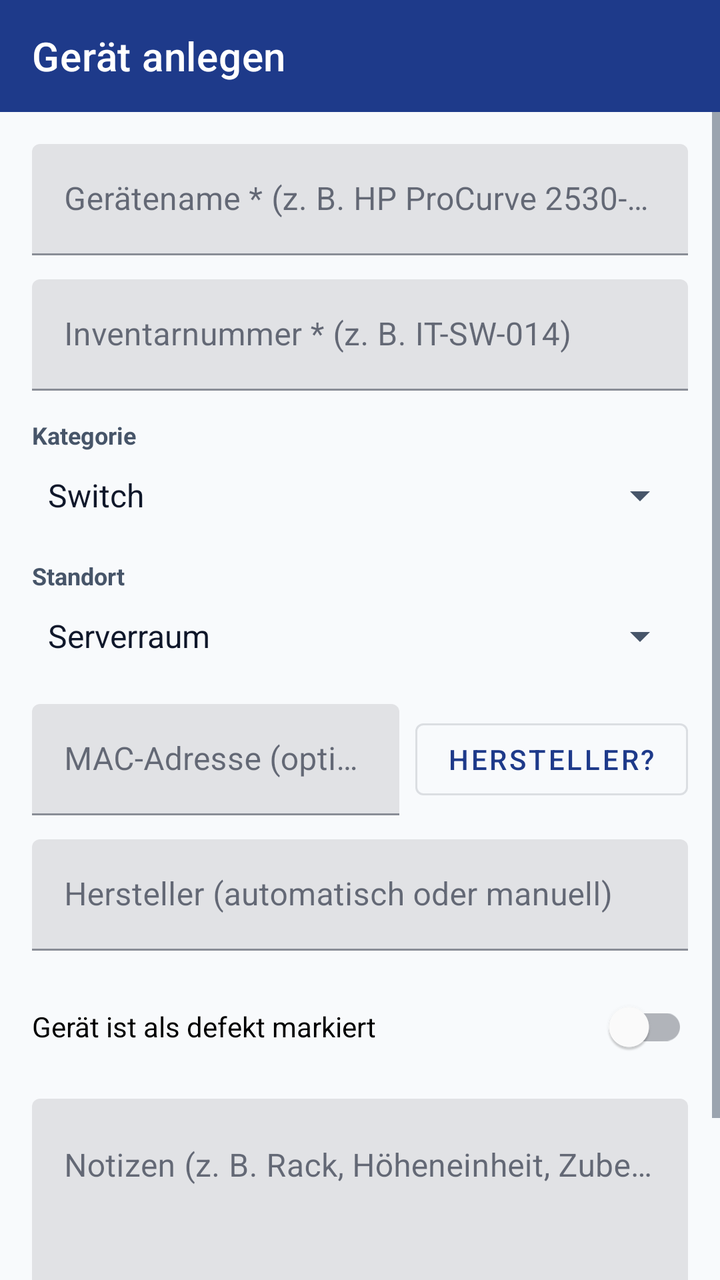
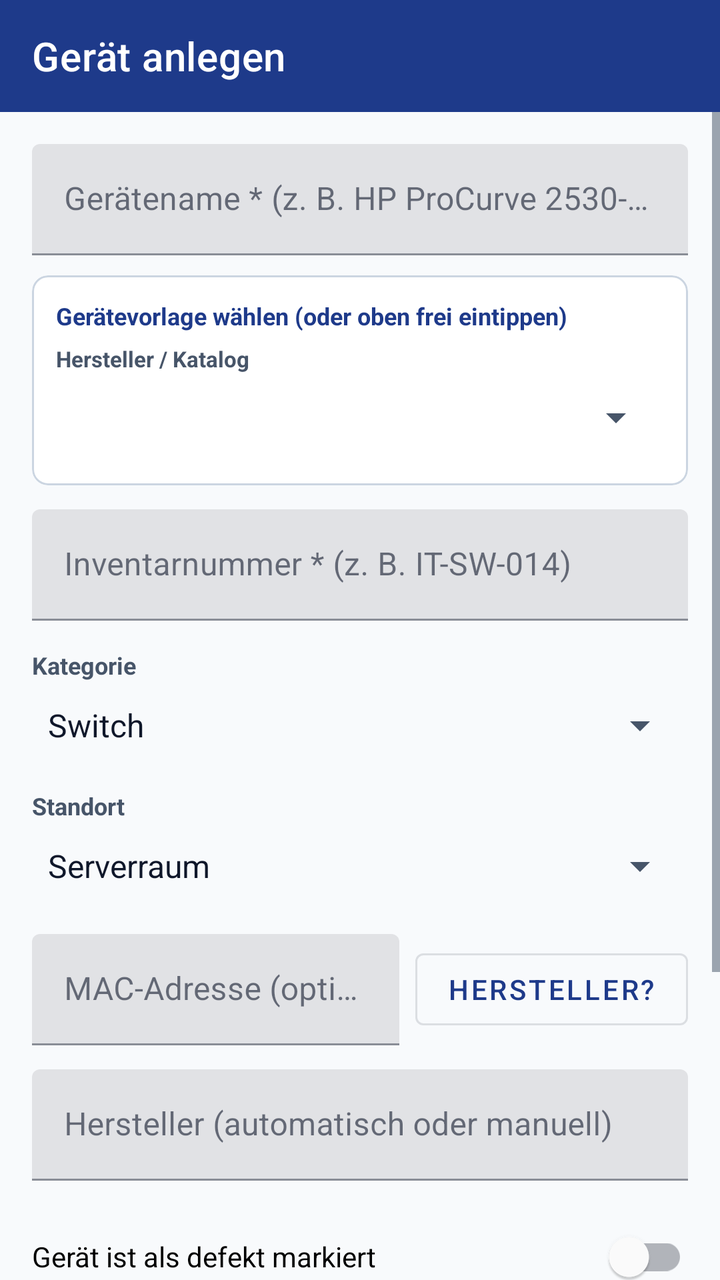

Before-and-after screenshots of an Android layout around one commit, followed by the original layout XML and the change that was made.
<!-- AndroidManifest.xml: application theme Theme.RackVault -->
<!-- res/layout/activity_add_edit_asset.xml -->
<?xml version="1.0" encoding="utf-8"?>
<LinearLayout xmlns:android="http://schemas.android.com/apk/res/android"
    xmlns:app="http://schemas.android.com/apk/res-auto"
    android:id="@+id/rootAddEdit"
    android:layout_width="match_parent"
    android:layout_height="match_parent"
    android:background="?android:attr/colorBackground"
    android:orientation="vertical">

    <com.google.android.material.appbar.MaterialToolbar
        android:id="@+id/toolbar"
        android:layout_width="match_parent"
        android:layout_height="?attr/actionBarSize"
        android:background="?attr/colorPrimary"
        app:navigationIconTint="?attr/colorOnPrimary"
        app:title="@string/title_add_asset"
        app:titleTextColor="?attr/colorOnPrimary" />

    <ScrollView
        android:layout_width="match_parent"
        android:layout_height="0dp"
        android:layout_weight="1"
        android:fillViewport="true">

        <LinearLayout
            android:layout_width="match_parent"
            android:layout_height="wrap_content"
            android:orientation="vertical"
            android:padding="16dp">

            <com.google.android.material.textfield.TextInputLayout
                android:layout_width="match_parent"
                android:layout_height="wrap_content"
                android:hint="@string/hint_asset_name">

                <com.google.android.material.textfield.TextInputEditText
                    android:id="@+id/etAssetName"
                    android:layout_width="match_parent"
                    android:layout_height="wrap_content"
                    android:inputType="textCapSentences"
                    android:maxLines="1" />

            </com.google.android.material.textfield.TextInputLayout>

            <com.google.android.material.textfield.TextInputLayout
                android:layout_width="match_parent"
                android:layout_height="wrap_content"
                android:layout_marginTop="12dp"
                android:hint="@string/hint_inventory_number">

                <com.google.android.material.textfield.TextInputEditText
                    android:id="@+id/etInventoryNumber"
                    android:layout_width="match_parent"
                    android:layout_height="wrap_content"
                    android:inputType="textCapCharacters"
                    android:maxLines="1" />

            </com.google.android.material.textfield.TextInputLayout>

            <TextView
                android:layout_width="wrap_content"
                android:layout_height="wrap_content"
                android:layout_marginTop="14dp"
                android:text="@string/label_category"
                android:textColor="?android:attr/textColorSecondary"
                android:textSize="12sp"
                android:textStyle="bold" />

            <Spinner
                android:id="@+id/spCategory"
                android:layout_width="match_parent"
                android:layout_height="44dp"
                android:entries="@array/categories_array" />

            <TextView
                android:layout_width="wrap_content"
                android:layout_height="wrap_content"
                android:layout_marginTop="10dp"
                android:text="@string/label_location"
                android:textColor="?android:attr/textColorSecondary"
                android:textSize="12sp"
                android:textStyle="bold" />

            <Spinner
                android:id="@+id/spLocation"
                android:layout_width="match_parent"
                android:layout_height="44dp"
                android:entries="@array/locations_array" />

            
            <LinearLayout
                android:layout_width="match_parent"
                android:layout_height="wrap_content"
                android:layout_marginTop="12dp"
                android:gravity="center_vertical"
                android:orientation="horizontal">

                <com.google.android.material.textfield.TextInputLayout
                    android:layout_width="0dp"
                    android:layout_height="wrap_content"
                    android:layout_marginEnd="8dp"
                    android:layout_weight="1"
                    android:hint="@string/hint_mac_address">

                    <com.google.android.material.textfield.TextInputEditText
                        android:id="@+id/etMacAddress"
                        android:layout_width="match_parent"
                        android:layout_height="wrap_content"
                        android:inputType="textCapCharacters|textNoSuggestions|textVisiblePassword"
                        android:maxLength="17"
                        android:maxLines="1" />

                </com.google.android.material.textfield.TextInputLayout>

                <com.google.android.material.button.MaterialButton
                    android:id="@+id/btnLookupVendor"
                    style="@style/Widget.MaterialComponents.Button.OutlinedButton"
                    android:layout_width="wrap_content"
                    android:layout_height="wrap_content"
                    android:text="@string/btn_lookup_vendor" />

                <ProgressBar
                    android:id="@+id/pbMacLookup"
                    style="?android:attr/progressBarStyleSmall"
                    android:layout_width="wrap_content"
                    android:layout_height="wrap_content"
                    android:layout_marginStart="8dp"
                    android:visibility="gone" />

            </LinearLayout>

            <com.google.android.material.textfield.TextInputLayout
                android:layout_width="match_parent"
                android:layout_height="wrap_content"
                android:layout_marginTop="12dp"
                android:hint="@string/hint_vendor">

                <com.google.android.material.textfield.TextInputEditText
                    android:id="@+id/etVendor"
                    android:layout_width="match_parent"
                    android:layout_height="wrap_content"
                    android:inputType="textCapWords"
                    android:maxLines="1" />

            </com.google.android.material.textfield.TextInputLayout>

            <com.google.android.material.switchmaterial.SwitchMaterial
                android:id="@+id/swDefect"
                android:layout_width="match_parent"
                android:layout_height="wrap_content"
                android:layout_marginTop="14dp"
                android:text="@string/switch_defect_label" />

            <com.google.android.material.textfield.TextInputLayout
                android:layout_width="match_parent"
                android:layout_height="wrap_content"
                android:layout_marginTop="12dp"
                android:hint="@string/hint_notes">

                <com.google.android.material.textfield.TextInputEditText
                    android:id="@+id/etNotes"
                    android:layout_width="match_parent"
                    android:layout_height="wrap_content"
                    android:gravity="top|start"
                    android:inputType="textMultiLine|textCapSentences"
                    android:minLines="3" />

            </com.google.android.material.textfield.TextInputLayout>

            <com.google.android.material.button.MaterialButton
                android:id="@+id/btnSaveAsset"
                android:layout_width="match_parent"
                android:layout_height="wrap_content"
                android:layout_marginTop="20dp"
                android:paddingVertical="12dp"
                android:text="@string/btn_save_asset" />

        </LinearLayout>

    </ScrollView>

</LinearLayout>
<!-- resources referenced by this layout -->
<resources>
  <string-array name="categories_array">
          <item>Switch</item>
          <item>Router</item>
          <item>Access Point</item>
          <item>Laptop</item>
          <item>Kabel/Zubehör</item>
          <item>Sonstiges</item>
      </string-array>
  <string-array name="locations_array">
          <item>Serverraum</item>
          <item>Lager</item>
          <item>Büro IT</item>
          <item>Schulungsraum</item>
          <item>Raum B102</item>
      </string-array>
  <string name="btn_lookup_vendor">Hersteller?</string>
  <string name="btn_save_asset">Gerät speichern</string>
  <string name="hint_asset_name">Gerätename * (z. B. HP ProCurve 2530-24G)</string>
  <string name="hint_inventory_number">Inventarnummer * (z. B. IT-SW-014)</string>
  <string name="hint_mac_address">MAC-Adresse (optional, z. B. 00:1A:2B:3C:4D:5E)</string>
  <string name="hint_notes">Notizen (z. B. Rack, Höheneinheit, Zubehör)</string>
  <string name="hint_vendor">Hersteller (automatisch oder manuell)</string>
  <string name="label_category">Kategorie</string>
  <string name="label_location">Standort</string>
  <string name="switch_defect_label">Gerät ist als defekt markiert</string>
  <string name="title_add_asset">Gerät anlegen</string>
  <style name="Theme.RackVault" parent="Theme.MaterialComponents.DayNight.NoActionBar">
          <item name="colorPrimary">@color/primary_blue</item>
          <item name="colorPrimaryVariant">@color/primary_blue_dark</item>
          <item name="colorOnPrimary">@color/on_primary</item>
  
          <item name="colorSecondary">@color/primary_blue_light</item>
          <item name="colorSecondaryVariant">@color/secondary_slate</item>
          <item name="colorOnSecondary">@color/on_primary</item>
  
          <item name="android:colorBackground">@color/surface_background</item>
          <item name="colorSurface">@color/surface_card</item>
          <item name="colorOnSurface">@color/text_primary</item>
          <item name="android:textColorPrimary">@color/text_primary</item>
          <item name="android:textColorSecondary">@color/text_secondary</item>
  
          <item name="android:statusBarColor">@color/primary_blue_dark</item>
      </style>
  <color name="primary_blue">#1E3A8A</color>
  <color name="primary_blue_dark">#172554</color>
  <color name="on_primary">#FFFFFF</color>
  <color name="primary_blue_light">#2563EB</color>
  <color name="secondary_slate">#334155</color>
  <color name="surface_background">#F8FAFC</color>
  <color name="surface_card">#FFFFFF</color>
  <color name="text_primary">#0F172A</color>
  <color name="text_secondary">#475569</color>
</resources>

<!-- the commit's change to res/layout/activity_add_edit_asset.xml (unified diff, before → after) -->
@@ -42,6 +42,125 @@
 
             </com.google.android.material.textfield.TextInputLayout>
 
+            
+            <com.google.android.material.card.MaterialCardView
+                android:id="@+id/layoutProductCatalogTree"
+                android:layout_width="match_parent"
+                android:layout_height="wrap_content"
+                android:layout_marginTop="10dp"
+                app:cardBackgroundColor="?attr/colorSurface"
+                app:cardCornerRadius="8dp"
+                app:cardElevation="0dp"
+                app:strokeColor="@color/surface_border"
+                app:strokeWidth="1dp">
+
+                <LinearLayout
+                    android:layout_width="match_parent"
+                    android:layout_height="wrap_content"
+                    android:orientation="vertical"
+                    android:padding="12dp">
+
+                    <TextView
+                        android:layout_width="wrap_content"
+                        android:layout_height="wrap_content"
+                        android:text="@string/label_product_catalog_tree"
+                        android:textColor="?attr/colorPrimary"
+                        android:textSize="12sp"
+                        android:textStyle="bold" />
+
+                    <TextView
+                        android:layout_width="wrap_content"
+                        android:layout_height="wrap_content"
+                        android:layout_marginTop="6dp"
+                        android:text="@string/label_tree_manufacturer"
+                        android:textColor="?android:attr/textColorSecondary"
+                        android:textSize="11sp"
+                        android:textStyle="bold" />
+
+                    <Spinner
+                        android:id="@+id/spTreeManufacturer"
+                        android:layout_width="match_parent"
+                        android:layout_height="44dp" />
+
+                    
+                    <LinearLayout
+                        android:id="@+id/layoutTreeCategory"
+                        android:layout_width="match_parent"
+                        android:layout_height="wrap_content"
+                        android:layout_marginTop="6dp"
+                        android:orientation="vertical"
+                        android:paddingStart="12dp"
+                        android:paddingEnd="0dp"
+                        android:visibility="gone">
+
+                        <TextView
+                            android:layout_width="wrap_content"
+                            android:layout_height="wrap_content"
+                            android:text="@string/label_tree_category"
+                            android:textColor="?android:attr/textColorSecondary"
+                            android:textSize="11sp"
+                            android:textStyle="bold" />
+
+                        <Spinner
+                            android:id="@+id/spTreeCategory"
+                            android:layout_width="match_parent"
+                            android:layout_height="44dp" />
+                    </LinearLayout>
+
+                    
+                    <LinearLayout
+                        android:id="@+id/layoutTreeSeries"
+                        android:layout_width="match_parent"
+                        android:layout_height="wrap_content"
+                        android:layout_marginTop="6dp"
+                        android:orientation="vertical"
+                        android:paddingStart="24dp"
+                        android:paddingEnd="0dp"
+                        android:visibility="gone">
+
+                        <TextView
+                            android:layout_width="wrap_content"
+                            android:layout_height="wrap_content"
+                            android:text="@string/label_tree_series"
+                            android:textColor="?android:attr/textColorSecondary"
+                            android:textSize="11sp"
+                            android:textStyle="bold" />
+
+                        <Spinner
+                            android:id="@+id/spTreeSeries"
+                            android:layout_width="match_parent"
+                            android:layout_height="44dp" />
+                    </LinearLayout>
+
+                    
+                    <LinearLayout
+                        android:id="@+id/layoutTreeModel"
+                        android:layout_width="match_parent"
+                        android:layout_height="wrap_content"
+                        android:layout_marginTop="6dp"
+                        android:orientation="vertical"
+                        android:paddingStart="36dp"
+                        android:paddingEnd="0dp"
+                        android:visibility="gone">
+
+                        <TextView
+                            android:layout_width="wrap_content"
+                            android:layout_height="wrap_content"
+                            android:text="@string/label_tree_model"
+                            android:textColor="?android:attr/textColorSecondary"
+                            android:textSize="11sp"
+                            android:textStyle="bold" />
+
+                        <Spinner
+                            android:id="@+id/spTreeModel"
+                            android:layout_width="match_parent"
+                            android:layout_height="44dp" />
+                    </LinearLayout>
+
+                </LinearLayout>
+
+            </com.google.android.material.card.MaterialCardView>
+
             <com.google.android.material.textfield.TextInputLayout
                 android:layout_width="match_parent"
                 android:layout_height="wrap_content"
<!-- resource entries referenced after the edit -->
@@ -15,6 +15,7 @@
           <item>Schulungsraum</item>
           <item>Raum B102</item>
       </string-array>
+  <color name="surface_border">#CBD5E1</color>
   <string name="btn_lookup_vendor">Hersteller?</string>
   <string name="btn_save_asset">Gerät speichern</string>
   <string name="hint_asset_name">Gerätename * (z. B. HP ProCurve 2530-24G)</string>
@@ -24,6 +25,11 @@
   <string name="hint_vendor">Hersteller (automatisch oder manuell)</string>
   <string name="label_category">Kategorie</string>
   <string name="label_location">Standort</string>
+  <string name="label_product_catalog_tree">Gerätevorlage wählen (oder oben frei eintippen)</string>
+  <string name="label_tree_category">├─ Produktbereich</string>
+  <string name="label_tree_manufacturer">Hersteller / Katalog</string>
+  <string name="label_tree_model">└─ Gerätemodell</string>
+  <string name="label_tree_series">├─ Produktserie</string>
   <string name="switch_defect_label">Gerät ist als defekt markiert</string>
   <string name="title_add_asset">Gerät anlegen</string>
   <style name="Theme.RackVault" parent="Theme.MaterialComponents.DayNight.NoActionBar">
